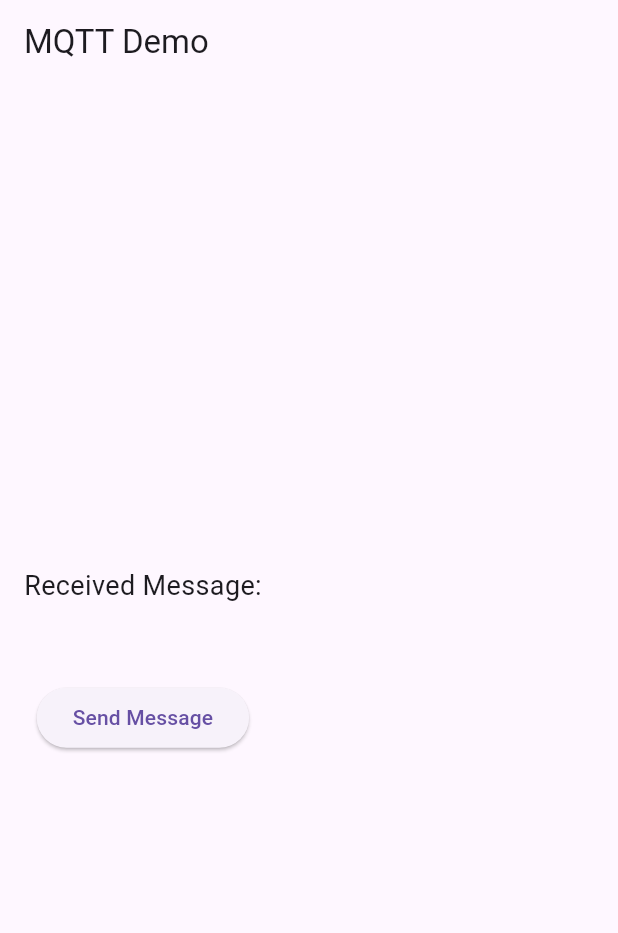
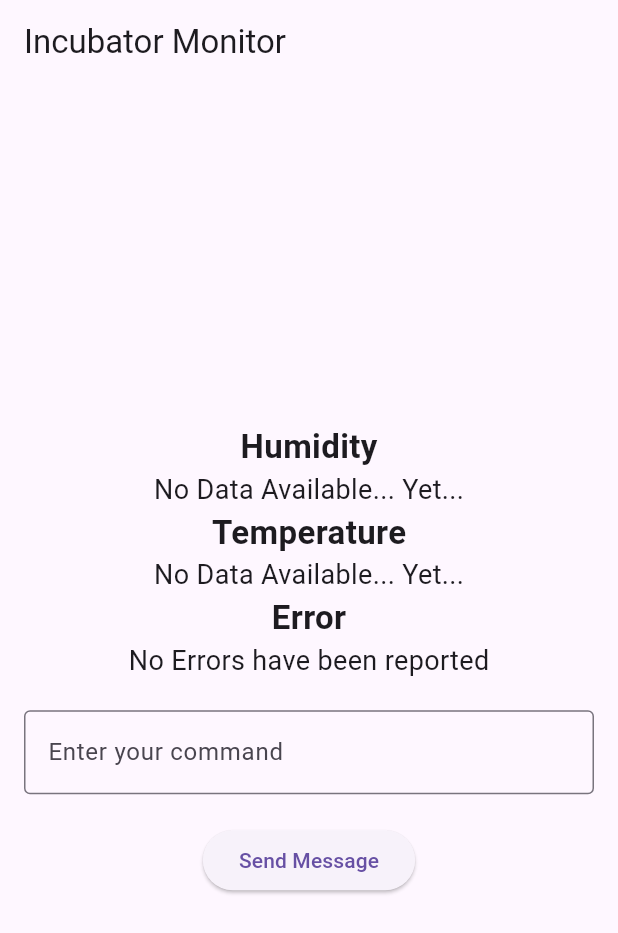
Before and after one commit to warleon/IOT_PROJECT, a Flutter app: the screen it shows after launch, after a tap on "Send Message", on a phone screen of 412 x 824 dp. Shown: the top 933 px of the screen. Run offline on Flutter 3.47's test engine with Material 3 defaults, Android fonts, the phone set to English and light mode, and no system bars; missing offline and left inert: dart:ffi, mqtt_client.

Commit message:
Update main.dart

```diff
--- a/mobile/incubator_monitor/lib/main.dart
+++ b/mobile/incubator_monitor/lib/main.dart
@@ -1,33 +1,46 @@
+import 'dart:ffi';
+
 import 'package:flutter/material.dart';
 import 'package:mqtt_client/mqtt_client.dart';
 import 'mqttHandler.dart';
 
 void main() {
-  runApp(MyApp());
+  runApp(const MyApp());
 }
 
 class MyApp extends StatelessWidget {
+  const MyApp({super.key});
+
   @override
   Widget build(BuildContext context) {
     return MaterialApp(
       debugShowCheckedModeBanner: false,
-      title: 'MQTT Demo',
+      title: 'Incubator Monitor',
       theme: ThemeData(primarySwatch: Colors.blue),
-      home: MQTTPage(),
+      home: const MQTTPage(),
     );
   }
 }
 
 class MQTTPage extends StatefulWidget {
+  const MQTTPage({super.key});
+
   @override
   _MQTTPageState createState() => _MQTTPageState();
 }
 
 class _MQTTPageState extends State<MQTTPage> {
   final MQTTClientHandler _mqttHandler = MQTTClientHandler();
+  final TextEditingController _messageController = TextEditingController();
+
+
   String broker = '192.168.229.226'; // Example public broker
-  String topic = 'Incubator/command';
-  String receivedMessage = '';
+  final String pubTopic = 'Incubator/command';
+  final List<String> subTopics =['Incubator/humidity','Incubator/temperature','Incubator/error'];
+
+  String lastHumidity='No Data Available... Yet...';
+  String lastTemperature='No Data Available... Yet...';
+  String lastError='No Errors have been reported';
 
   @override
   void initState() {
@@ -35,47 +48,97 @@
     _connectToBroker();
   }
 
+  void onMessage(String topic, String msg){
+      if(topic == subTopics[0]){
+        setState(() {
+          lastHumidity = msg;
+        });
+      }
+      else if(topic == subTopics[1]){
+        setState(() {
+          lastTemperature = msg;
+        });
+      }
+      else if(topic == subTopics[2]){
+        setState(() {
+          lastError = msg;
+        });
+      }
+  }
+
   Future<void> _connectToBroker() async {
     await _mqttHandler.connect(broker, 'flutter_client');
-    _mqttHandler.subscribe(topic);
+    for(String topic in subTopics){
+      _mqttHandler.subscribe(topic);
+    }
 
     // Listen for incoming messages
     _mqttHandler.client.updates!.listen((List<MqttReceivedMessage<MqttMessage?>> events) {
       final MqttPublishMessage recMess = events[0].payload as MqttPublishMessage;
       final String message =
       MqttPublishPayload.bytesToStringAsString(recMess.payload.message);
-      setState(() {
-        receivedMessage = message;
-      });
-      print('Received message: $message from topic: ${events[0].topic}>');
+      final String topic = events[0].topic;
+
+      print('Received message: $message from topic: ${topic}>');
+      onMessage(topic, message);
     });
   }
 
   void _sendMessage() {
-    _mqttHandler.publish(topic, 'Hello from Flutter!');
+    final String message = _messageController.text.trim();
+    if (message.isNotEmpty) {
+      _mqttHandler.publish(pubTopic, message);
+      _messageController.clear(); // Clear the text field after sending
+    } else {
+      print('Message is empty. Cannot send.');
+    }
   }
 
   @override
   Widget build(BuildContext context) {
     return Scaffold(
-      appBar: AppBar(title: Text('MQTT Demo')),
+      appBar: AppBar(title: const Text('Incubator Monitor')),
       body: Padding(
         padding: const EdgeInsets.all(16.0),
         child: Column(
           mainAxisAlignment: MainAxisAlignment.center,
           children: [
-            Text(
-              'Received Message:',
-              style: TextStyle(fontSize: 18),
+            const Text(
+              'Humidity',
+              style: TextStyle(fontSize: 22, fontWeight: FontWeight.bold),
             ),
             Text(
-              receivedMessage,
+              lastHumidity,
+              style: const TextStyle(fontSize: 18),
+            ),
+            const Text(
+              'Temperature',
               style: TextStyle(fontSize: 22, fontWeight: FontWeight.bold),
             ),
-            SizedBox(height: 20),
+            Text(
+              lastTemperature,
+              style: const TextStyle(fontSize: 18),
+            ),
+            const Text(
+              'Error',
+              style: TextStyle(fontSize: 22, fontWeight: FontWeight.bold),
+            ),
+            Text(
+              lastError,
+              style: const TextStyle(fontSize: 18),
+            ),
+            const SizedBox(height: 20),
+            TextField(
+              controller: _messageController,
+              decoration: const InputDecoration(
+                border: OutlineInputBorder(),
+                labelText: 'Enter your command',
+              ),
+            ),
+            const SizedBox(height: 20),
             ElevatedButton(
               onPressed: _sendMessage,
-              child: Text('Send Message'),
+              child: const Text('Send Message'),
             ),
           ],
         ),
```
